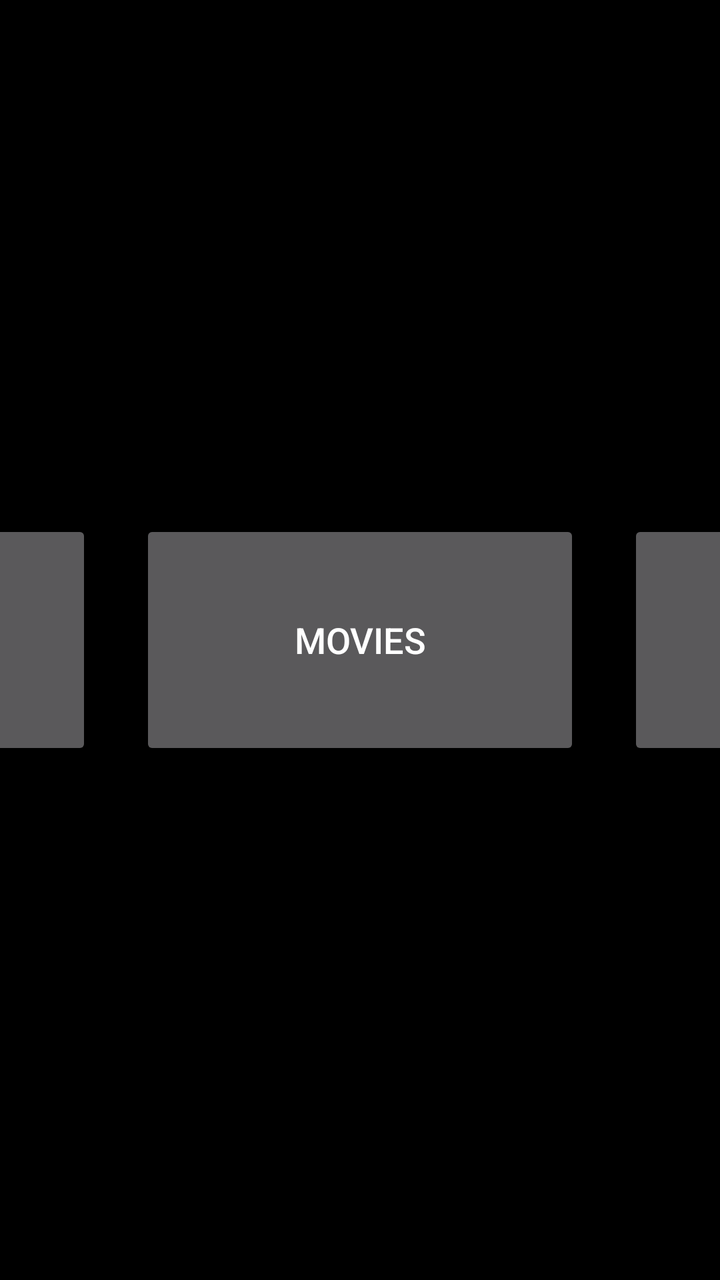
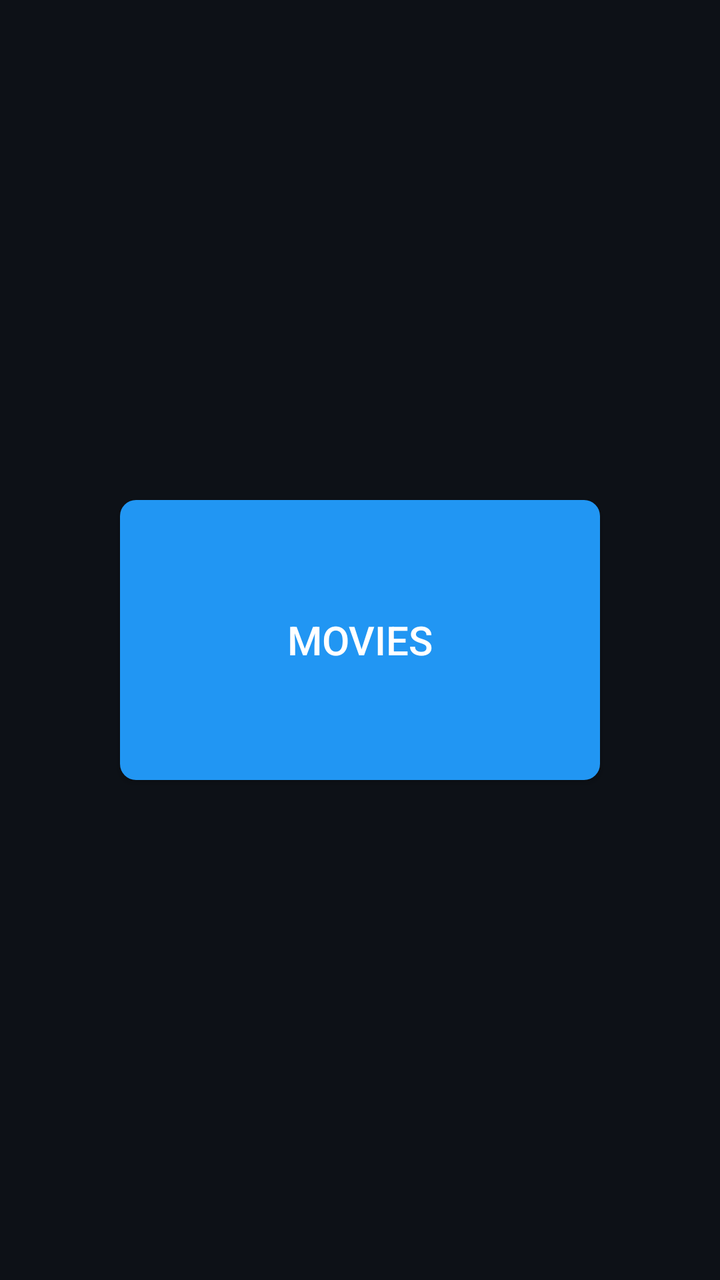

Screens rendered from an Android XML layout before and after an edit, with the pre-edit source and the edit as a unified diff.
<!-- AndroidManifest.xml: application theme AppTheme -->
<!-- res/layout/activity_dashboard.xml -->
<?xml version="1.0" encoding="utf-8"?>
<LinearLayout xmlns:android="http://schemas.android.com/apk/res/android"
    android:orientation="horizontal"
    android:layout_width="match_parent"
    android:layout_height="match_parent"
    android:background="@android:color/black"
    android:gravity="center">

    <Button
        android:id="@+id/btnLive"
        android:layout_width="220dp"
        android:layout_height="120dp"
        android:text="LIVE TV"
        android:textSize="18sp"
        android:focusable="true"
        android:focusableInTouchMode="true"/>

    <Button
        android:id="@+id/btnMovies"
        android:layout_width="220dp"
        android:layout_height="120dp"
        android:text="MOVIES"
        android:textSize="18sp"
        android:focusable="true"
        android:focusableInTouchMode="true"
        android:layout_marginStart="24dp"/>

    <Button
        android:id="@+id/btnSeries"
        android:layout_width="220dp"
        android:layout_height="120dp"
        android:text="SERIES"
        android:textSize="18sp"
        android:focusable="true"
        android:focusableInTouchMode="true"
        android:layout_marginStart="24dp"/>
</LinearLayout>
<!-- resources referenced by this layout -->
<resources>
  <style name="AppTheme" parent="Theme.AppCompat.NoActionBar">
          
          <item name="colorPrimary">@color/primary_blue</item>
          <item name="colorPrimaryDark">@color/dark_background</item>
          <item name="colorAccent">@color/accent_blue</item>
  
          
          <item name="android:windowBackground">@color/dark_background</item>
          <item name="android:colorBackground">@color/dark_background</item>
  
          
          <item name="android:textColorPrimary">@color/text_primary</item>
          <item name="android:textColorSecondary">@color/text_secondary</item>
  
          
          <item name="android:windowDrawsSystemBarBackgrounds">true</item>
      </style>
  <color name="primary_blue">#2196F3</color>
  <color name="dark_background">#0D1117</color>
  <color name="accent_blue">#64B5F6</color>
  <color name="text_primary">#FFFFFF</color>
  <color name="text_secondary">#B0B0B0</color>
</resources>

<!-- the commit's change to res/layout/activity_dashboard.xml (unified diff, before → after) -->
@@ -1,37 +1,48 @@
 <?xml version="1.0" encoding="utf-8"?>
 <LinearLayout xmlns:android="http://schemas.android.com/apk/res/android"
-    android:orientation="horizontal"
+    android:id="@+id/dashboardRoot"
     android:layout_width="match_parent"
     android:layout_height="match_parent"
-    android:background="@android:color/black"
-    android:gravity="center">
+    android:orientation="horizontal"
+    android:gravity="center"
+    android:background="@color/dark_background"
+    android:focusable="true"
+    android:focusableInTouchMode="true"
+    android:padding="48dp">
 
+    
     <Button
         android:id="@+id/btnLive"
-        android:layout_width="220dp"
-        android:layout_height="120dp"
+        style="@style/PrimaryButton"
+        android:layout_width="240dp"
+        android:layout_height="140dp"
         android:text="LIVE TV"
-        android:textSize="18sp"
-        android:focusable="true"
-        android:focusableInTouchMode="true"/>
+        android:textSize="20sp"
+        android:nextFocusRight="@id/btnMovies"
+        android:nextFocusLeft="@id/btnSeries" />
 
+    
     <Button
         android:id="@+id/btnMovies"
-        android:layout_width="220dp"
-        android:layout_height="120dp"
+        style="@style/PrimaryButton"
+        android:layout_width="240dp"
+        android:layout_height="140dp"
+        android:layout_marginStart="32dp"
+        android:layout_marginEnd="32dp"
         android:text="MOVIES"
-        android:textSize="18sp"
-        android:focusable="true"
-        android:focusableInTouchMode="true"
-        android:layout_marginStart="24dp"/>
+        android:textSize="20sp"
+        android:nextFocusLeft="@id/btnLive"
+        android:nextFocusRight="@id/btnSeries" />
 
+    
     <Button
         android:id="@+id/btnSeries"
-        android:layout_width="220dp"
-        android:layout_height="120dp"
+        style="@style/PrimaryButton"
+        android:layout_width="240dp"
+        android:layout_height="140dp"
         android:text="SERIES"
-        android:textSize="18sp"
-        android:focusable="true"
-        android:focusableInTouchMode="true"
-        android:layout_marginStart="24dp"/>
+        android:textSize="20sp"
+        android:nextFocusLeft="@id/btnMovies"
+        android:nextFocusRight="@id/btnLive" />
+
 </LinearLayout>
<!-- resource entries referenced after the edit -->
@@ -17,10 +17,47 @@
           
           <item name="android:windowDrawsSystemBarBackgrounds">true</item>
       </style>
+  <!-- drawable button_background (drawable) -->
+  <?xml version="1.0" encoding="utf-8"?>
+  <selector xmlns:android="http://schemas.android.com/apk/res/android">
+      <item android:state_focused="true">
+          <shape android:shape="rectangle">
+              <solid android:color="@color/accent_blue" />
+              <corners android:radius="8dp" />
+          </shape>
+      </item>
+      <item android:state_pressed="true">
+          <shape android:shape="rectangle">
+              <solid android:color="@color/dark_blue" />
+              <corners android:radius="8dp" />
+          </shape>
+      </item>
+      <item>
+          <shape android:shape="rectangle">
+              <solid android:color="@color/primary_blue" />
+              <corners android:radius="8dp" />
+          </shape>
+      </item>
+  </selector>
   <color name="primary_blue">#2196F3</color>
   <color name="dark_background">#0D1117</color>
+  <style name="PrimaryButton" parent="Widget.AppCompat.Button">
+          <item name="android:background">@drawable/button_background</item>
+          <item name="android:textColor">@color/text_primary</item>
+          <item name="android:textSize">18sp</item>
+          <item name="android:paddingStart">28dp</item>
+          <item name="android:paddingEnd">28dp</item>
+          <item name="android:paddingTop">14dp</item>
+          <item name="android:paddingBottom">14dp</item>
+  
+          
+          <item name="android:focusable">true</item>
+          <item name="android:focusableInTouchMode">true</item>
+          <item name="android:foreground">?attr/selectableItemBackground</item>
+      </style>
   <color name="accent_blue">#64B5F6</color>
   <color name="text_primary">#FFFFFF</color>
   <color name="text_secondary">#B0B0B0</color>
+  <color name="dark_blue">#1976D2</color>
 </resources>
 
